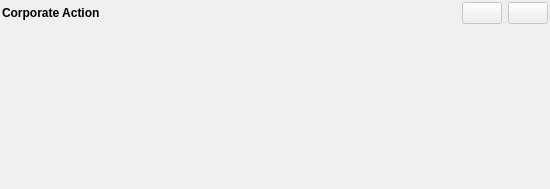
This is jal/ui/widgets/corporate_action_operation.ui in titov-vv/jal as Qt 5 draws it before an edit. The edited form follows.
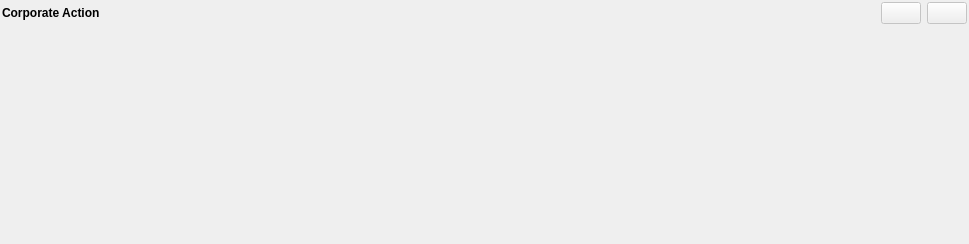
This is the edited form.

```diff
--- a/jal/ui/widgets/corporate_action_operation.ui
+++ b/jal/ui/widgets/corporate_action_operation.ui
@@ -6,8 +6,8 @@
    <rect>
     <x>0</x>
     <y>0</y>
-    <width>550</width>
-    <height>189</height>
+    <width>969</width>
+    <height>244</height>
    </rect>
   </property>
   <property name="windowTitle">
```
